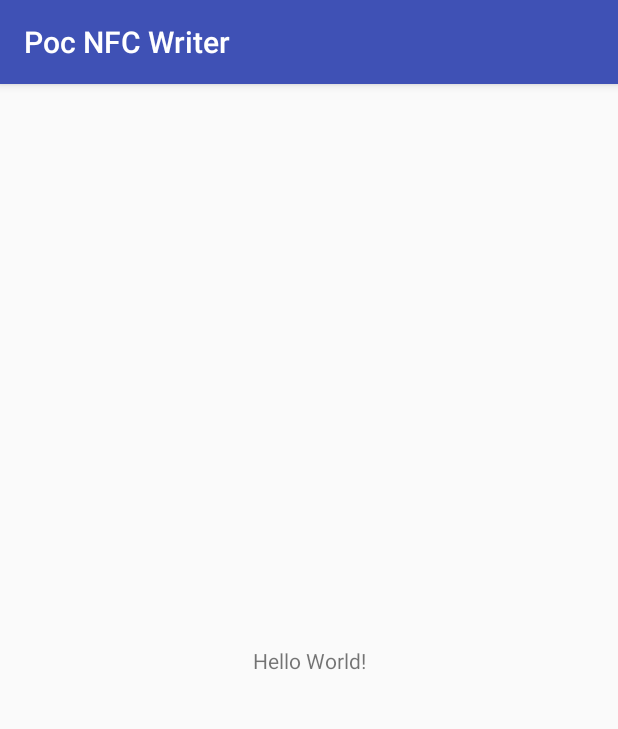
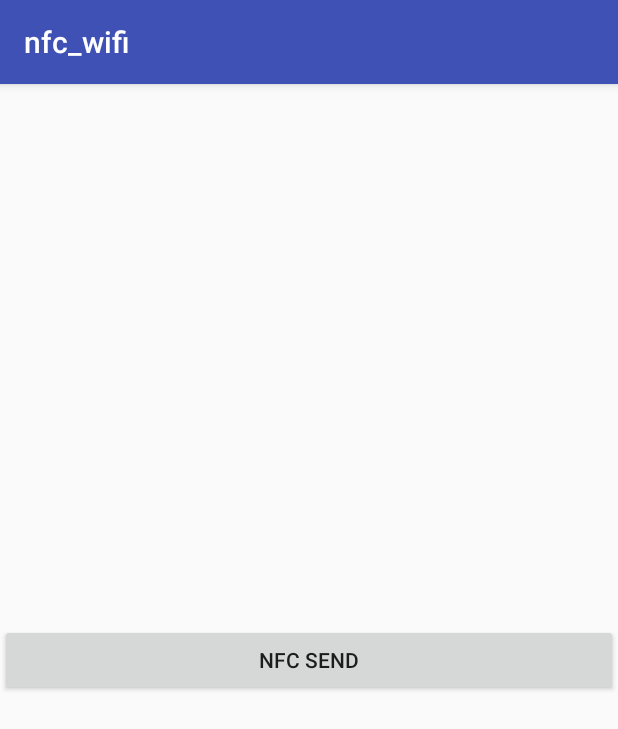
Before and after one commit to Clibom/poc_nfc, an Android app: the MainActivity screen opened directly, with no data from a screen before it, on a phone screen of 412 x 824 dp. Shown: the top 729 px of the screen. Run offline under Robolectric (Android 15) with nearby library versions, the phone set to English and light mode, and no system bars; 1 statement that could not run was skipped.

Commit message:
Add xml data for activity and strings ressources

```diff
--- a/app/src/main/res/layout/activity_main.xml
+++ b/app/src/main/res/layout/activity_main.xml
@@ -1,18 +1,19 @@
 <?xml version="1.0" encoding="utf-8"?>
-<android.support.constraint.ConstraintLayout xmlns:android="http://schemas.android.com/apk/res/android"
-    xmlns:app="http://schemas.android.com/apk/res-auto"
-    xmlns:tools="http://schemas.android.com/tools"
+<RelativeLayout xmlns:android="http://schemas.android.com/apk/res/android"
     android:layout_width="match_parent"
-    android:layout_height="match_parent"
-    tools:context="clibom.pocnfcwriter.MainActivity">
+    android:layout_height="match_parent">
 
     <TextView
-        android:layout_width="wrap_content"
+        android:layout_width="match_parent"
         android:layout_height="wrap_content"
-        android:text="Hello World!"
-        app:layout_constraintBottom_toBottomOf="parent"
-        app:layout_constraintLeft_toLeftOf="parent"
-        app:layout_constraintRight_toRightOf="parent"
-        app:layout_constraintTop_toTopOf="parent" />
+        android:textAlignment="center"
+        android:id="@+id/tw1"/>
 
-</android.support.constraint.ConstraintLayout>
+    <Button
+        android:id="@+id/button1"
+        android:layout_width="match_parent"
+        android:layout_height="wrap_content"
+        android:text="@string/button1"
+        android:textAlignment="center"
+        android:layout_centerInParent="true"/>
+</RelativeLayout>
--- a/app/src/main/res/values/strings.xml
+++ b/app/src/main/res/values/strings.xml
@@ -1,3 +1,10 @@
 <resources>
-    <string name="app_name">Poc NFC Writer</string>
+    <string name="app_name">nfc_wifi</string>
+    <string name="explain">Tapez sur un des éléments pour l\'envoyer via NFC</string>
+    <string name="button1">NFC SEND</string>
+    <string name="explanation">Write an nfc message on a tag</string>
+    <string name="alert_nfc_disabled">NFC is disabled. You can update your settings ?</string>
+    <string name="update_settings_button">Update Settings</string>
+    <string name="nfc_unavailable">Sorry, No NFC Adapter found</string>
+    <string name="cancel">Cancel</string>
 </resources>
```
